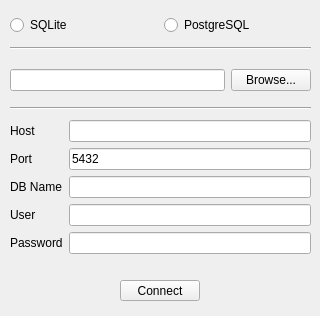
Before: the Qt Designer form connectform.ui in vakarianplay/TLE-ParcerQT, drawn with Qt 5.
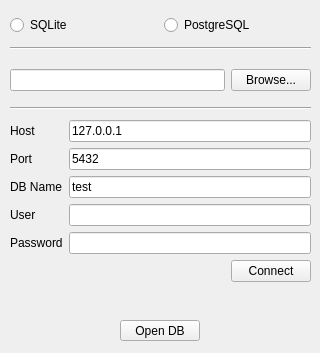
After: the same form once the commit is applied.

Diff of the .ui file:
```diff
--- a/connectform.ui
+++ b/connectform.ui
@@ -7,11 +7,11 @@
     <x>0</x>
     <y>0</y>
     <width>320</width>
-    <height>316</height>
+    <height>353</height>
    </rect>
   </property>
   <property name="windowTitle">
-   <string>Form</string>
+   <string>Settings</string>
   </property>
   <widget class="QWidget" name="horizontalLayoutWidget">
    <property name="geometry">
@@ -93,7 +93,7 @@
      <x>10</x>
      <y>120</y>
      <width>301</width>
-     <height>151</height>
+     <height>165</height>
     </rect>
    </property>
    <layout class="QFormLayout" name="formLayout">
@@ -104,6 +104,13 @@
       </property>
      </widget>
     </item>
+    <item row="0" column="1">
+     <widget class="QLineEdit" name="lineEdit_host">
+      <property name="text">
+       <string>127.0.0.1</string>
+      </property>
+     </widget>
+    </item>
     <item row="1" column="0">
      <widget class="QLabel" name="label_2">
       <property name="text">
@@ -111,6 +118,13 @@
       </property>
      </widget>
     </item>
+    <item row="1" column="1">
+     <widget class="QLineEdit" name="lineEdit_port">
+      <property name="text">
+       <string>5432</string>
+      </property>
+     </widget>
+    </item>
     <item row="2" column="0">
      <widget class="QLabel" name="label_3">
       <property name="text">
@@ -118,6 +132,13 @@
       </property>
      </widget>
     </item>
+    <item row="2" column="1">
+     <widget class="QLineEdit" name="lineEdit_db">
+      <property name="text">
+       <string>test</string>
+      </property>
+     </widget>
+    </item>
     <item row="3" column="0">
      <widget class="QLabel" name="label_4">
       <property name="text">
@@ -125,6 +146,9 @@
       </property>
      </widget>
     </item>
+    <item row="3" column="1">
+     <widget class="QLineEdit" name="lineEdit_user"/>
+    </item>
     <item row="4" column="0">
      <widget class="QLabel" name="label_5">
       <property name="text">
@@ -132,38 +156,52 @@
       </property>
      </widget>
     </item>
-    <item row="0" column="1">
-     <widget class="QLineEdit" name="lineEdit_host"/>
-    </item>
-    <item row="1" column="1">
-     <widget class="QLineEdit" name="lineEdit_port">
-      <property name="text">
-       <string>5432</string>
-      </property>
-     </widget>
-    </item>
-    <item row="2" column="1">
-     <widget class="QLineEdit" name="lineEdit_db"/>
-    </item>
-    <item row="3" column="1">
-     <widget class="QLineEdit" name="lineEdit_user"/>
-    </item>
     <item row="4" column="1">
      <widget class="QLineEdit" name="lineEdit_pass"/>
     </item>
+    <item row="5" column="1">
+     <layout class="QHBoxLayout" name="horizontalLayout_3">
+      <item>
+       <spacer name="horizontalSpacer">
+        <property name="orientation">
+         <enum>Qt::Horizontal</enum>
+        </property>
+        <property name="sizeHint" stdset="0">
+         <size>
+          <width>40</width>
+          <height>20</height>
+         </size>
+        </property>
+       </spacer>
+      </item>
+      <item>
+       <widget class="QPushButton" name="pushButton_connect">
+        <property name="maximumSize">
+         <size>
+          <width>100</width>
+          <height>16777215</height>
+         </size>
+        </property>
+        <property name="text">
+         <string>Connect</string>
+        </property>
+       </widget>
+      </item>
+     </layout>
+    </item>
    </layout>
   </widget>
-  <widget class="QPushButton" name="pushButton_connect">
+  <widget class="QPushButton" name="pushButton_open">
    <property name="geometry">
     <rect>
      <x>120</x>
-     <y>280</y>
+     <y>320</y>
      <width>80</width>
      <height>21</height>
     </rect>
    </property>
    <property name="text">
-    <string>Connect</string>
+    <string>Open DB</string>
    </property>
   </widget>
  </widget>
```
